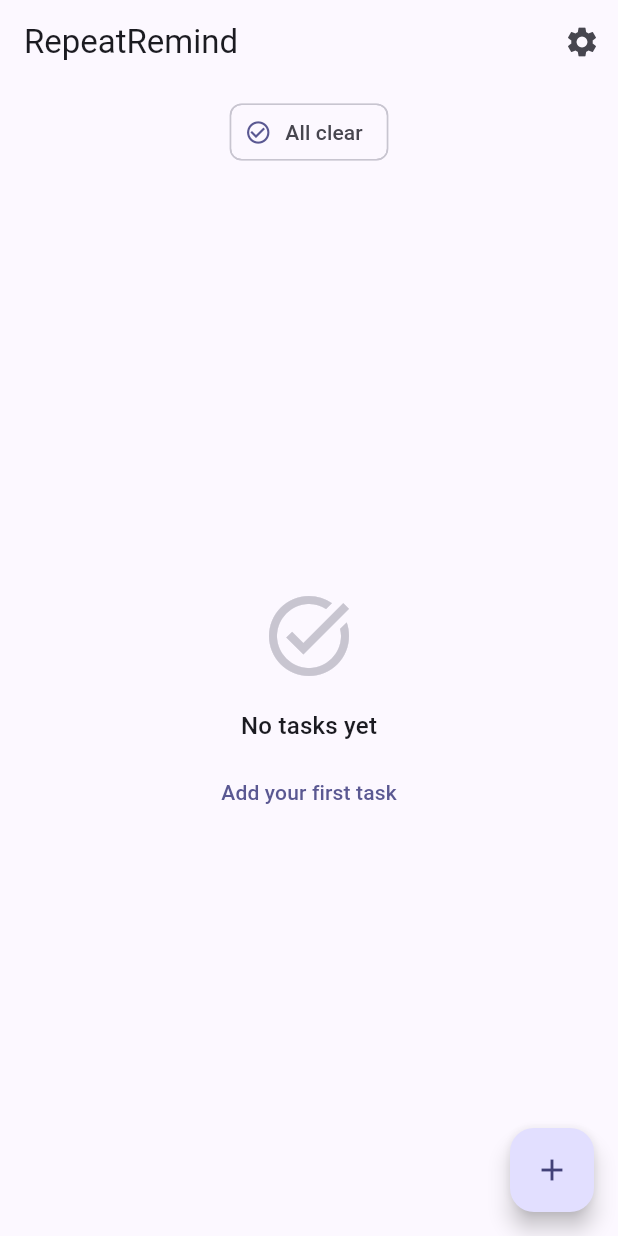
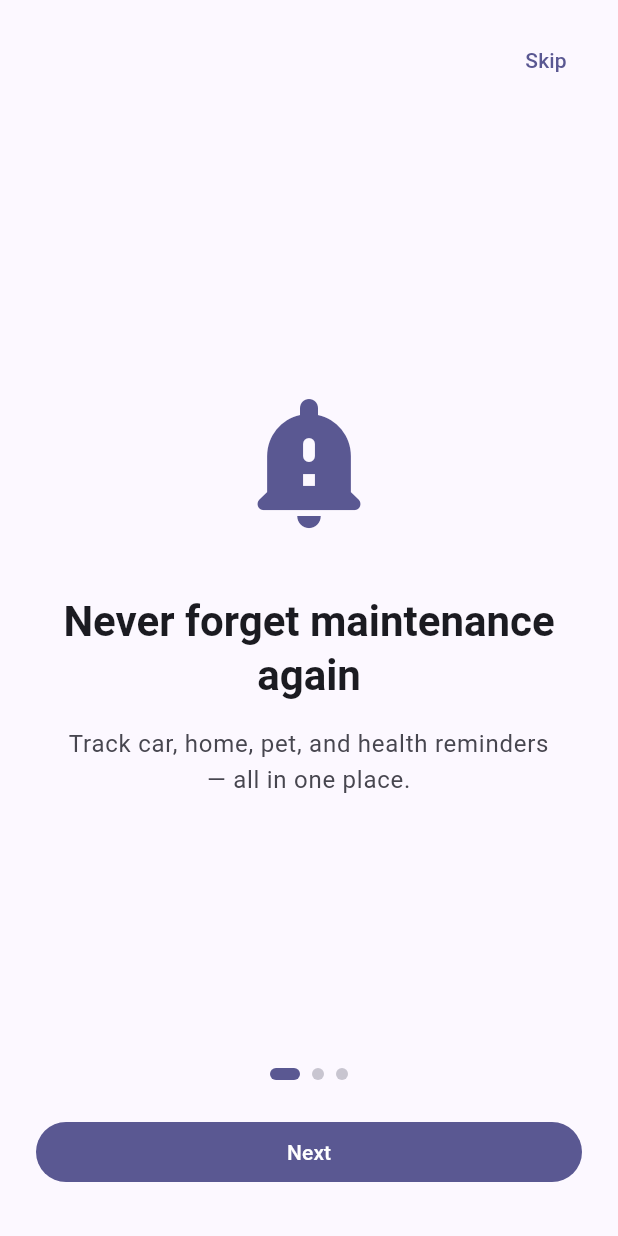
Before and after one commit to szenyewET/RepeatRemind, a Flutter app: the screen it shows after launch, on a phone screen of 412 x 824 dp. Run offline on Flutter 3.47's test engine with Material 3 defaults, Android fonts, the phone set to English and light mode, and no system bars; our stand-ins replace flutter_local_notifications, flutter_riverpod, hive, hive_flutter, shared_preferences, timezone; accounts and stored records are empty; generated files the repository leaves out were written again.

Commit message:
feat: onboarding flow with first-launch routing and iOS permission (#19)
3 swipeable onboarding screens shown only on first launch via
shared_preferences flag. iOS notification permission requested on
arrival at page 3; Android 13+ unaffected (permission handled at
app open). Skip button on every screen. Animated dot indicator.

Closes #9

Co-authored-by: Claude Sonnet 4.6 <noreply@anthropic.com>

```diff
--- a/lib/main.dart
+++ b/lib/main.dart
@@ -10,6 +10,7 @@ import 'models/task.dart';
 import 'providers/settings_provider.dart';
 import 'providers/task_provider.dart';
 import 'screens/home_screen.dart';
+import 'screens/onboarding_screen.dart';
 
 Future<void> main() async {
   WidgetsFlutterBinding.ensureInitialized();
@@ -27,7 +28,11 @@ Future<void> main() async {
   await plugin.initialize(
     const InitializationSettings(
       android: AndroidInitializationSettings('@mipmap/ic_launcher'),
-      iOS: DarwinInitializationSettings(),
+      iOS: DarwinInitializationSettings(
+        requestAlertPermission: false,
+        requestBadgePermission: false,
+        requestSoundPermission: false,
+      ),
     ),
     onDidReceiveNotificationResponse: (_) {},
   );
@@ -89,7 +94,11 @@ class _RepeatRemindAppState extends ConsumerState<RepeatRemindApp>
         ),
       ),
       themeMode: ref.watch(themeModeProvider),
-      home: const HomeScreen(),
+      home: ref.watch(settingsProvider).when(
+        data: (s) => s.onboardingDone ? const HomeScreen() : const OnboardingScreen(),
+        loading: () => const Scaffold(body: SizedBox.shrink()),
+        error: (e, st) => const HomeScreen(),
+      ),
     );
   }
 }
--- a/lib/providers/settings_provider.dart
+++ b/lib/providers/settings_provider.dart
@@ -37,6 +37,13 @@ class SettingsNotifier extends AsyncNotifier<SettingsService> {
     await svc.setNotificationTime(hour: hour, minute: minute);
     ref.notifyListeners();
   }
+
+  Future<void> setOnboardingDone() async {
+    final svc = state.value;
+    if (svc == null) return;
+    await svc.setOnboardingDone();
+    ref.notifyListeners();
+  }
 }
 
 final settingsProvider =
--- /dev/null
+++ b/lib/screens/onboarding_screen.dart
@@ -0,0 +1,178 @@
+import 'dart:io' show Platform;
+
+import 'package:flutter/material.dart';
+import 'package:flutter_local_notifications/flutter_local_notifications.dart';
+import 'package:flutter_riverpod/flutter_riverpod.dart';
+
+import '../providers/settings_provider.dart';
+import '../providers/task_provider.dart';
+import 'home_screen.dart';
+
+class OnboardingScreen extends ConsumerStatefulWidget {
+  const OnboardingScreen({super.key});
+
+  @override
+  ConsumerState<OnboardingScreen> createState() => _OnboardingScreenState();
+}
+
+class _OnboardingScreenState extends ConsumerState<OnboardingScreen> {
+  final _controller = PageController();
+  int _page = 0;
+
+  @override
+  void dispose() {
+    _controller.dispose();
+    super.dispose();
+  }
+
+  Future<void> _requestIosPermission() async {
+    if (!Platform.isIOS) return;
+    final plugin = ref.read(notificationsPluginProvider);
+    final ios = plugin.resolvePlatformSpecificImplementation<
+        IOSFlutterLocalNotificationsPlugin>();
+    await ios?.requestPermissions(alert: true, badge: true, sound: true);
+  }
+
+  void _onPageChanged(int i) {
+    setState(() => _page = i);
+    if (i == 2) _requestIosPermission();
+  }
+
+  Future<void> _finish() async {
+    await ref.read(settingsProvider.notifier).setOnboardingDone();
+    if (mounted) {
+      Navigator.of(context).pushAndRemoveUntil(
+        MaterialPageRoute(builder: (_) => const HomeScreen()),
+        (_) => false,
+      );
+    }
+  }
+
+  Future<void> _next() async {
+    if (_page < 2) {
+      await _controller.nextPage(
+        duration: const Duration(milliseconds: 300),
+        curve: Curves.easeInOut,
+      );
+    } else {
+      await _finish();
+    }
+  }
+
+  @override
+  Widget build(BuildContext context) {
+    final scheme = Theme.of(context).colorScheme;
+
+    return Scaffold(
+      body: SafeArea(
+        child: Column(
+          children: [
+            Align(
+              alignment: Alignment.topRight,
+              child: Padding(
+                padding: const EdgeInsets.all(16),
+                child: TextButton(
+                  onPressed: _finish,
+                  child: const Text('Skip'),
+                ),
+              ),
+            ),
+            Expanded(
+              child: PageView(
+                controller: _controller,
+                onPageChanged: _onPageChanged,
+                children: const [
+                  _OnboardingPage(
+                    icon: Icons.notification_important_rounded,
+                    title: 'Never forget maintenance again',
+                    body:
+                        'Track car, home, pet, and health reminders — all in one place.',
+                  ),
+                  _OnboardingPage(
+                    icon: Icons.event_repeat_rounded,
+                    title: 'Set it once, done',
+                    body:
+                        'Pick your interval — daily, weekly, or monthly. RepeatRemind reschedules itself every time you check something off.',
+                  ),
+                  _OnboardingPage(
+                    icon: Icons.sentiment_satisfied_rounded,
+                    title: 'Calm reminders, zero stress',
+                    body:
+                        'No anxiety-inducing badges. Just a gentle nudge when it\'s time.',
+                  ),
+                ],
+              ),
+            ),
+            Row(
+              mainAxisAlignment: MainAxisAlignment.center,
+              children: List.generate(3, (i) {
+                return AnimatedContainer(
+                  duration: const Duration(milliseconds: 200),
+                  margin: const EdgeInsets.symmetric(horizontal: 4),
+                  width: _page == i ? 20 : 8,
+                  height: 8,
+                  decoration: BoxDecoration(
+                    color: _page == i
+                        ? scheme.primary
+                        : scheme.outlineVariant,
+                    borderRadius: BorderRadius.circular(4),
+                  ),
+                );
+              }),
+            ),
+            Padding(
+              padding: const EdgeInsets.fromLTRB(24, 24, 24, 32),
+              child: SizedBox(
+                width: double.infinity,
+                child: FilledButton(
+                  onPressed: _next,
+                  child: Text(_page == 2 ? 'Get Started' : 'Next'),
+                ),
+              ),
+            ),
+          ],
+        ),
+      ),
+    );
+  }
+}
+
+class _OnboardingPage extends StatelessWidget {
+  final IconData icon;
+  final String title;
+  final String body;
+
+  const _OnboardingPage({
+    required this.icon,
+    required this.title,
+    required this.body,
+  });
+
+  @override
+  Widget build(BuildContext context) {
+    final scheme = Theme.of(context).colorScheme;
+    final text = Theme.of(context).textTheme;
+
+    return Padding(
+      padding: const EdgeInsets.symmetric(horizontal: 40),
+      child: Column(
+        mainAxisAlignment: MainAxisAlignment.center,
+        children: [
+          Icon(icon, size: 96, color: scheme.primary),
+          const SizedBox(height: 40),
+          Text(
+            title,
+            style: text.headlineMedium?.copyWith(fontWeight: FontWeight.bold),
+            textAlign: TextAlign.center,
+          ),
+          const SizedBox(height: 16),
+          Text(
+            body,
+            style: text.bodyLarge?.copyWith(color: scheme.onSurfaceVariant),
+            textAlign: TextAlign.center,
+          ),
+        ],
+      ),
+    );
+  }
+}
--- a/lib/services/settings_service.dart
+++ b/lib/services/settings_service.dart
@@ -6,6 +6,7 @@ class SettingsService {
   static const _keyAdvanceNoticeDays = 'defaultAdvanceNoticeDays';
   static const _keyNotificationHour = 'notificationHour';
   static const _keyNotificationMinute = 'notificationMinute';
+  static const _keyOnboardingDone = 'onboardingDone';
 
   final SharedPreferences _prefs;
 
@@ -46,4 +47,12 @@ class SettingsService {
     await _prefs.setInt(_keyNotificationHour, hour.clamp(0, 23));
     await _prefs.setInt(_keyNotificationMinute, minute.clamp(0, 59));
   }
+
+  // ── onboarding ─────────────────────────────────────────────────────────────
+
+  bool get onboardingDone => _prefs.getBool(_keyOnboardingDone) ?? false;
+
+  Future<void> setOnboardingDone() async {
+    await _prefs.setBool(_keyOnboardingDone, true);
+  }
 }
```
